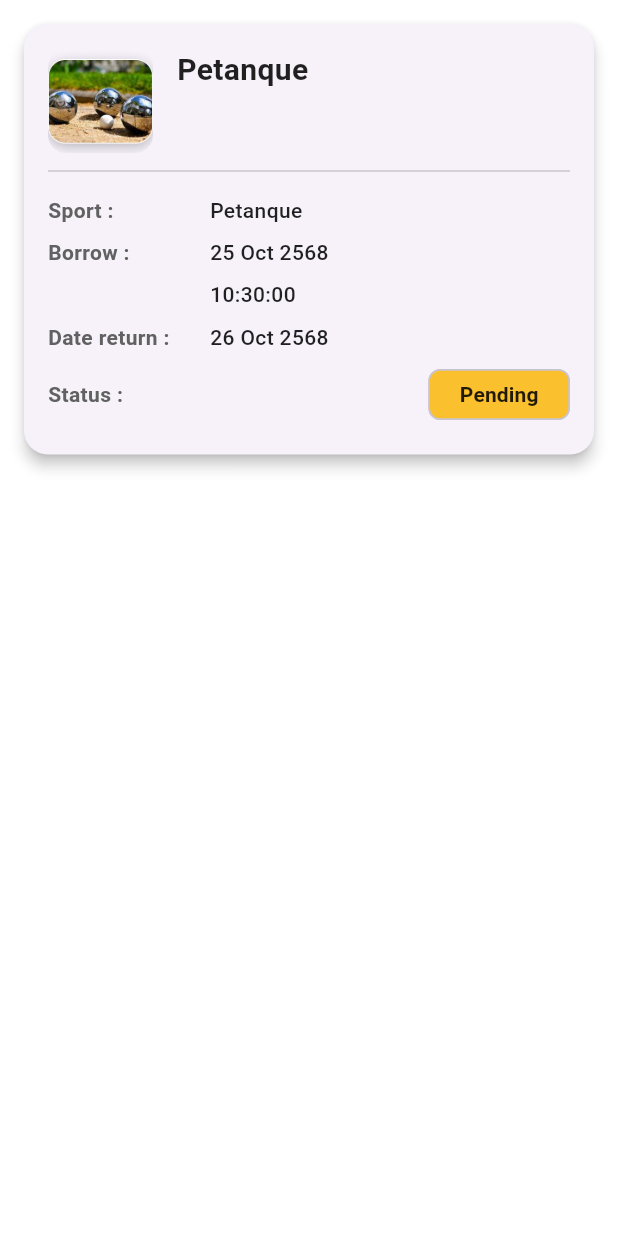
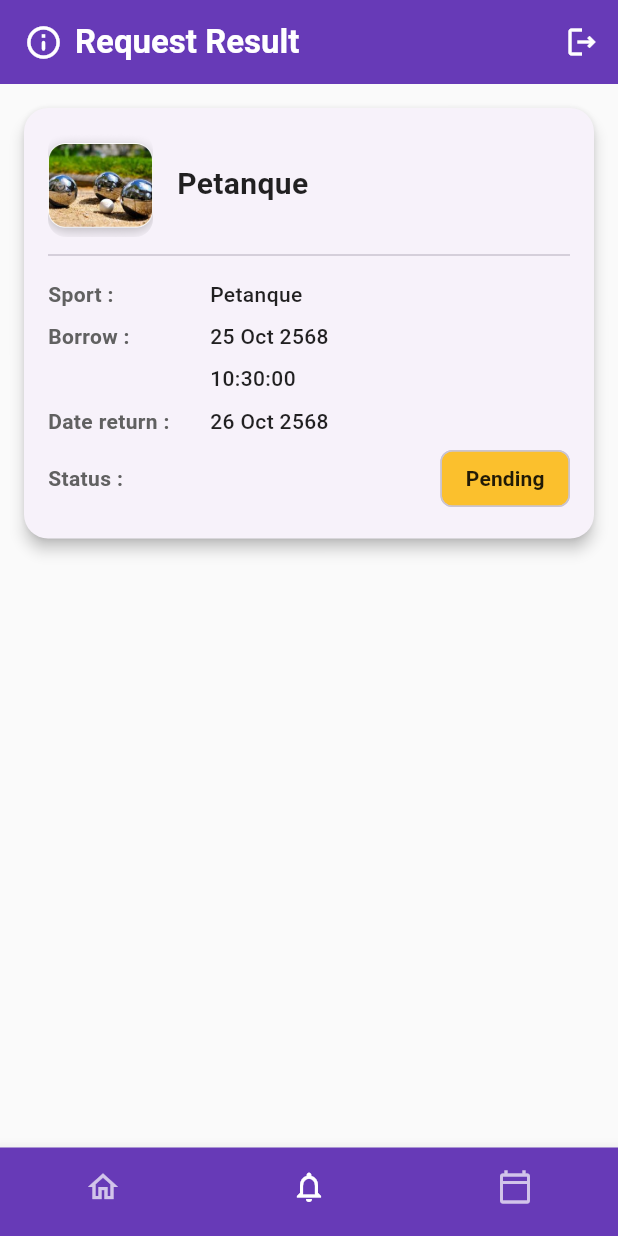
Before and after one commit to Pnt-CoMExE/Project_Mobile_App, a Flutter app: the HomePage screen opened by its route, item 2 of the bottom bar chosen, on a phone screen of 412 x 824 dp. Run offline on Flutter 3.47's test engine with Material 3 defaults, Android fonts, the phone set to English and light mode, and no system bars; our stand-ins replace fl_chart, shared_preferences; accounts and stored records are empty.

Commit message:
update request and home

```diff
--- a/lib/student/request.dart
+++ b/lib/student/request.dart
@@ -1,13 +1,15 @@
 import 'package:flutter/material.dart';
+import 'package:project_mobile_app/lender/history.dart';
+import 'home.dart';
+import 'history.dart';
 
-// Redefine Status for this screen's context
 enum RequestStatus { pending, approved, rejected }
 
 class RequestItem {
   final String name;
-  final String dateRequested; // วันที่ยืม (Borrow Date)
-  final String timeRequested; // เวลาที่ยืม
-  final String returnOn; // วันที่คืน (Return Date)
+  final String dateRequested;
+  final String timeRequested;
+  final String returnOn;
   final RequestStatus status;
 
   const RequestItem({
@@ -19,15 +21,7 @@ class RequestItem {
   });
 }
 
-// --- CONST MOCK DATA (MOVED OUTSIDE CLASS) ---
 const List<RequestItem> mockRequests = [
-  //RequestItem(
-   // name: 'Volleyball',
-   // dateRequested: '20 Oct 2568',
-   // timeRequested: '17:00:50',
-    //returnOn: '21 Oct 2568',
-   // status: RequestStatus.approved,
- // ),
   RequestItem(
     name: 'Petanque',
     dateRequested: '25 Oct 2568',
@@ -35,35 +29,115 @@ const List<RequestItem> mockRequests = [
     returnOn: '26 Oct 2568',
     status: RequestStatus.pending,
   ),
-  //RequestItem(
-  //  name: 'Basketball',
-  //  dateRequested: '15 Oct 2568',
-  //  timeRequested: '09:00:00',
-   // returnOn: '18 Oct 2568',
-  //  status: RequestStatus.rejected,
-  //),
 ];
-// ---------------------------------------------
 
-class RequestPage extends StatelessWidget {
+class RequestPage extends StatefulWidget {
   const RequestPage({super.key});
 
   @override
+  State<RequestPage> createState() => _RequestPageState();
+}
+
+class _RequestPageState extends State<RequestPage> {
+  int _selectedIndex = 1;
+
+  void _onItemTapped(int index) {
+    if (index == _selectedIndex) return;
+
+    if (index == 0) {
+      Navigator.pushReplacement(
+        context,
+        PageRouteBuilder(
+          pageBuilder: (_, __, ___) => const HomePage(),
+          transitionDuration: Duration.zero,
+        ),
+      );
+    } else if (index == 2) {
+      Navigator.pushReplacement(
+        context,
+        PageRouteBuilder(
+          pageBuilder: (_, __, ___) => const History(),
+          transitionDuration: Duration.zero,
+        ),
+      );
+    }
+  }
+
+  @override
   Widget build(BuildContext context) {
-    // Access the data using the top-level const variable
-    return ListView.builder(
+    const purpleColor = Color(0xFF673AB7); // สีเดียวกับในภาพ
+
+    return Scaffold(
+      backgroundColor: Colors.grey[50],
+
+      appBar: AppBar(
+        backgroundColor: purpleColor,
+        automaticallyImplyLeading: false,
+        title: Row(
+          children: const [
+            Icon(
+              Icons.info_outline_rounded,
+              color: Colors.white,
+              size: 26,
+            ),
+            SizedBox(width: 8),
+            Text(
+              'Request Result',
+              style: TextStyle(
+                fontWeight: FontWeight.bold,
+                color: Colors.white,
+              ),
+            ),
+          ],
+        ),
+        actions: [
+          IconButton(
+            icon: const Icon(Icons.logout_outlined, color: Colors.white),
+            onPressed: () {
+              // เมื่อกด logout ให้กลับไปหน้า login
+              Navigator.pushReplacementNamed(context, '/login');
+            },
+          ),
+        ],
+      ),
+
+      body: ListView.builder(
         padding: const EdgeInsets.all(16.0),
         itemCount: mockRequests.length,
         itemBuilder: (context, index) {
           final item = mockRequests[index];
-        // Use the new RequestResultCard widget for the detailed view
           return RequestResultCard(item: item);
         },
+      ),
+
+      bottomNavigationBar: BottomNavigationBar(
+        currentIndex: _selectedIndex,
+        backgroundColor: purpleColor,
+        selectedItemColor: Colors.white,
+        unselectedItemColor: Colors.white70,
+        showSelectedLabels: false,
+        showUnselectedLabels: false,
+        onTap: _onItemTapped,
+        items: const [
+          BottomNavigationBarItem(
+            icon: Icon(Icons.home_outlined),
+            label: '',
+          ),
+          BottomNavigationBarItem(
+            icon: Icon(Icons.notifications_outlined),
+            label: '',
+          ),
+          BottomNavigationBarItem(
+            icon: Icon(Icons.calendar_today_outlined),
+            label: '',
+          ),
+        ],
+      ),
     );
   }
 }
 
-// Helper for image URLs based on item name (for demonstration)
+// ================= Helper =================
 String _getItemImageUrl(String name) {
   switch (name) {
     case 'Volleyball':
@@ -73,15 +147,15 @@ String _getItemImageUrl(String name) {
     case 'Basketball':
       return 'assets/images/basketball.png';
     default:
-      return 'https://placehold.co/70x70/F2F2F2/000000?text=Item';
+      return 'assets/images/default.png';
   }
 }
 
+// ================= Request Card =================
 class RequestResultCard extends StatelessWidget {
   final RequestItem item;
   const RequestResultCard({super.key, required this.item});
 
-  // Function to get the status background color
   Color _getStatusColor(RequestStatus status) {
     switch (status) {
       case RequestStatus.pending:
@@ -93,7 +167,6 @@ class RequestResultCard extends StatelessWidget {
     }
   }
 
-  // Function to get the status text
   String _getStatusText(RequestStatus status) {
     switch (status) {
       case RequestStatus.pending:
@@ -120,9 +193,7 @@ class RequestResultCard extends StatelessWidget {
           crossAxisAlignment: CrossAxisAlignment.start,
           children: [
             Row(
-              crossAxisAlignment: CrossAxisAlignment.start,
               children: [
-                // Item Image Placeholder
                 ClipRRect(
                   borderRadius: BorderRadius.circular(12.0),
                   child: Image.asset(
@@ -130,16 +201,9 @@ class RequestResultCard extends StatelessWidget {
                     width: 70,
                     height: 70,
                     fit: BoxFit.cover,
-                    errorBuilder: (context, error, stackTrace) => Container(
-                      width: 70,
-                      height: 70,
-                      color: Colors.grey[200],
-                      child: const Center(child: Text('Img')),
-                    ),
                   ),
                 ),
                 const SizedBox(width: 16),
-                // Item Name
                 Expanded(
                   child: Text(
                     item.name,
@@ -153,22 +217,14 @@ class RequestResultCard extends StatelessWidget {
               ],
             ),
             const Divider(height: 24, thickness: 1),
-            // Info Row: Item Type
             _buildInfoRow('Sport :', item.name),
-            // Info Row: Borrow Date and Time (รวมกันตามภาพ)
-            _buildInfoRow('Borrow :', '${item.dateRequested}'),
-            _buildInfoRow(
-              '',
-              item.timeRequested,
-            ), // Displaying time on its own line
-            // Info Row: Return Date
+            _buildInfoRow('Borrow :', item.dateRequested),
+            _buildInfoRow('', item.timeRequested),
             _buildInfoRow('Date return :', item.returnOn),
-            // Info Row: Status (Chip)
             Row(
               mainAxisAlignment: MainAxisAlignment.spaceBetween,
               children: [
                 _buildInfoLabel('Status :'),
-                // Status Chip (Aligned right)
                 Chip(
                   label: Text(
                     statusText,
@@ -181,23 +237,16 @@ class RequestResultCard extends StatelessWidget {
                     ),
                   ),
                   backgroundColor: statusColor,
-                  padding: const EdgeInsets.symmetric(
-                    horizontal: 12,
-                    vertical: 4,
-                  ),
                 ),
               ],
             ),
-            // *** REMOVED: Cancel button is removed from here ***
           ],
         ),
       ),
     );
   }
 
-  // Helper widget to build a labeled info row
-  Widget _buildInfoRow(String label, String value) {
-    return Padding(
+  Widget _buildInfoRow(String label, String value) => Padding(
         padding: const EdgeInsets.symmetric(vertical: 4.0),
         child: Row(
           crossAxisAlignment: CrossAxisAlignment.start,
@@ -217,12 +266,9 @@ class RequestResultCard extends StatelessWidget {
           ],
         ),
       );
-  }
 
-  // Helper widget for fixed width labels
-  Widget _buildInfoLabel(String label) {
-    return SizedBox(
-      width: 100, // Fixed width for alignment
+  Widget _buildInfoLabel(String label) => SizedBox(
+        width: 100,
         child: Text(
           label,
           style: TextStyle(
@@ -233,4 +279,3 @@ class RequestResultCard extends StatelessWidget {
         ),
       );
 }
-}
```
Also changed, not shown: lib/student/home.dart (+48 -18 lines). Lines whose indentation alone changed are shown as unchanged.
